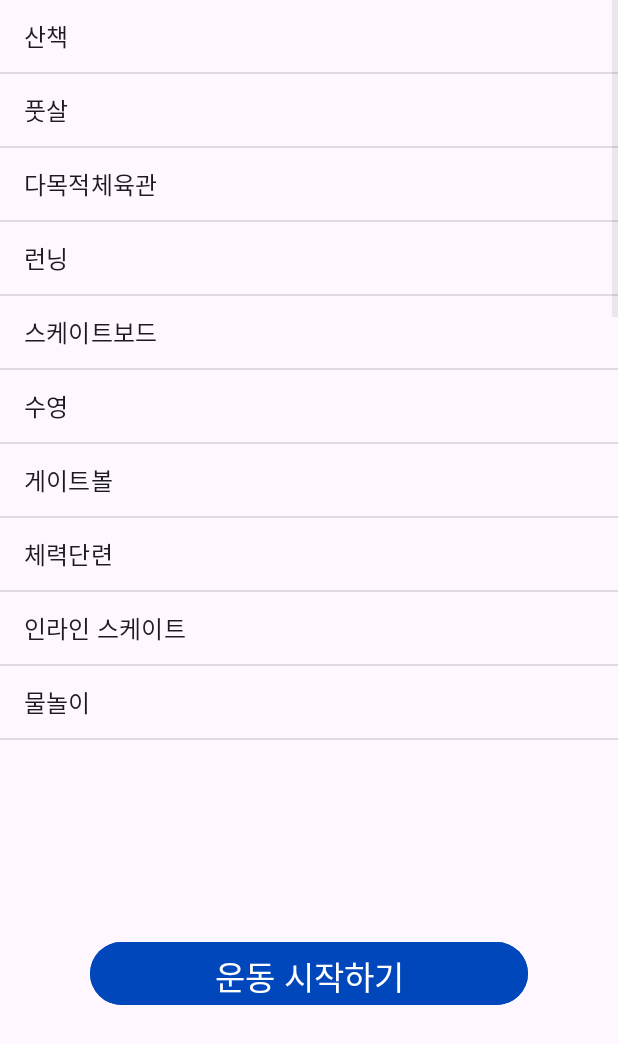
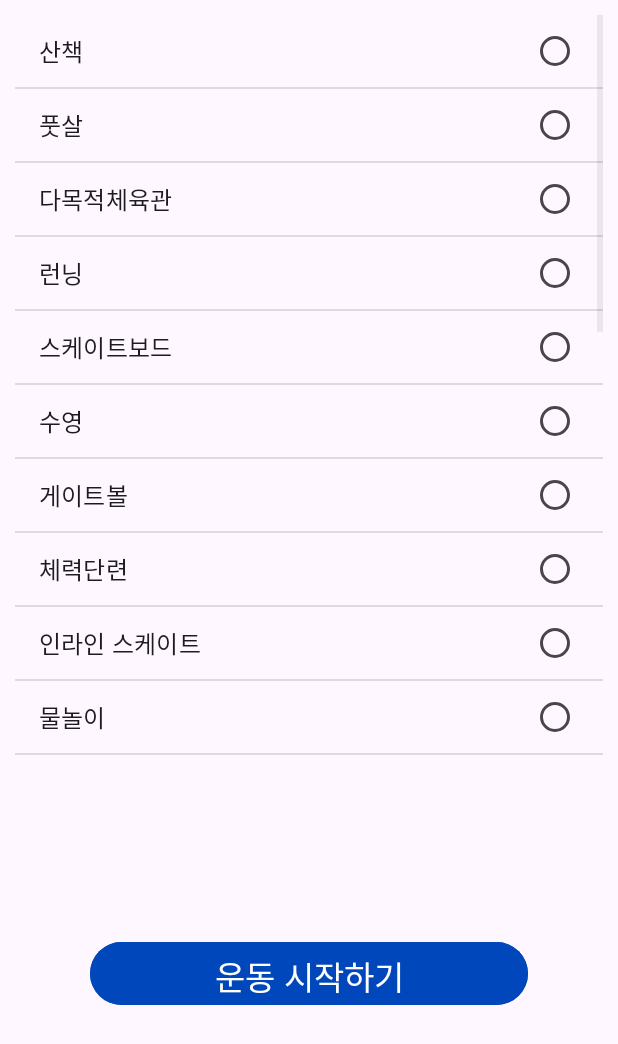
Before and after one commit to srn13542/MobileNavigationSample_0521, an Android app: the SelectExerciseActivity screen opened directly, with no data from a screen before it, on a phone screen of 412 x 824 dp. Shown: the top 1044 px of the screen. Run offline under Robolectric (Android 15) with nearby library versions, the light colour scheme and no system bars.

Commit message:
타이머 액티비티에 운동 인텐트 반환

```diff
--- a/app/src/main/java/com/example/mobilenavigationsample/SelectExerciseActivity.kt
+++ b/app/src/main/java/com/example/mobilenavigationsample/SelectExerciseActivity.kt
@@ -1,8 +1,10 @@
 package com.example.mobilenavigationsample
 
+import android.content.Intent
 import android.os.Bundle
 import android.view.View
 import android.widget.ArrayAdapter
+import android.widget.Button
 import android.widget.ListView
 import android.widget.Toast
 import androidx.activity.enableEdgeToEdge
@@ -19,44 +21,46 @@ class SelectExerciseActivity : AppCompatActivity() {
         enableEdgeToEdge()
         setContentView(R.layout.activity_select_exercise)
 
+        //인텐트 받아와 실행됨-----------------------------------
+        val intent = intent
+
+
+
+        //---------------------------------------
+
         title="운동 선택하기"
 
-        var mExersiceList = arrayOf("산책","풋살","다목적체육관","런닝","스케이트보드"
+        var mExerciseList = arrayOf("산책","풋살","다목적체육관","런닝","스케이트보드"
         ,"수영","게이트볼","체력단련","인라인 스케이트","물놀이","다목적 운동기구","배드민턴"
         ,"족구","골프","테니스","탁구","등산","야외 운동기구","승마","국궁","자전거"
         ,"그라운드 골프","썰매","체력단련장")
 
         var selectExerciseList = findViewById<View>(R.id.selectExerciseListView) as ListView
-
-        var adapter : ArrayAdapter<String> = ArrayAdapter(this,android.R.layout.simple_list_item_1
-        ,mExersiceList)
+        var selectExerciseButton = findViewById<Button>(R.id.selectExerciseButton) as Button
+        var adapter : ArrayAdapter<String> = ArrayAdapter(this,android.R.layout.simple_list_item_single_choice
+        ,mExerciseList)
 
         selectExerciseList.adapter = adapter
-
-        selectExerciseList.setOnClickListener {
-           // parent, view, position, id -> applicationContext,mExerciseList[position]
-
-           // selectedExerciseType = mExersiceList[position]
+        selectExerciseList.choiceMode = ListView.CHOICE_MODE_SINGLE
+        selectExerciseList.setOnItemClickListener {
+           parent, view, position, id -> applicationContext
+            selectedExerciseType = mExerciseList[position]
             findCheckExerciseButton = true
-
-
         }
 
 
 
-        selectExerciseList.setOnClickListener{
-            if(findCheckExerciseButton != true){
+        selectExerciseButton.setOnClickListener{
+            if(!findCheckExerciseButton){  //아무것도 클릭되어있지 않을 때 toast 띄움
                 Toast.makeText(this,"어떤 운동을 하실 것인지 체크해주세요!",Toast.LENGTH_SHORT).show()
             }else{
-                //클릭시, 타이머로 넘어감
+                val intent = Intent(applicationContext,TimerActivity::class.java)
+                intent.putExtra("EXERCISE_TYPE",selectedExerciseType)
+                startActivity(intent)
             }
         }
+    }
 
 
 
-
-
-
-
-    }
 }
--- a/app/src/main/res/layout/activity_select_exercise.xml
+++ b/app/src/main/res/layout/activity_select_exercise.xml
@@ -10,7 +10,8 @@
     <ListView
         android:id = "@+id/selectExerciseListView"
         android:layout_width="match_parent"
-        android:layout_height="500dp" >
+        android:layout_height="500dp"
+        android:layout_margin="10dp">
     </ListView>
     <Button
         android:layout_width="match_parent"
```
Also changed, not shown: app/src/main/AndroidManifest.xml (+10 -1 lines), app/src/main/java/com/example/mobilenavigationsample/StartExerciseFragment.kt (+5 -3 lines), app/src/main/res/drawable/exercise_icon.png, 96 other files.
